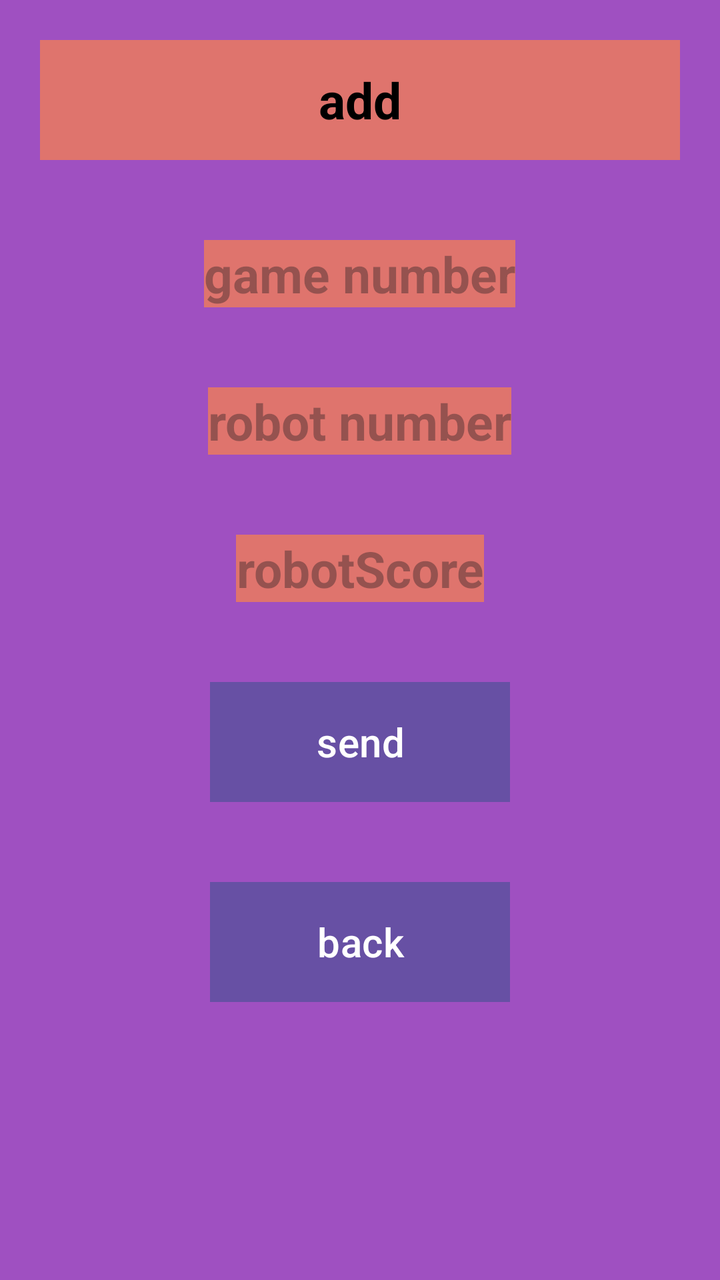
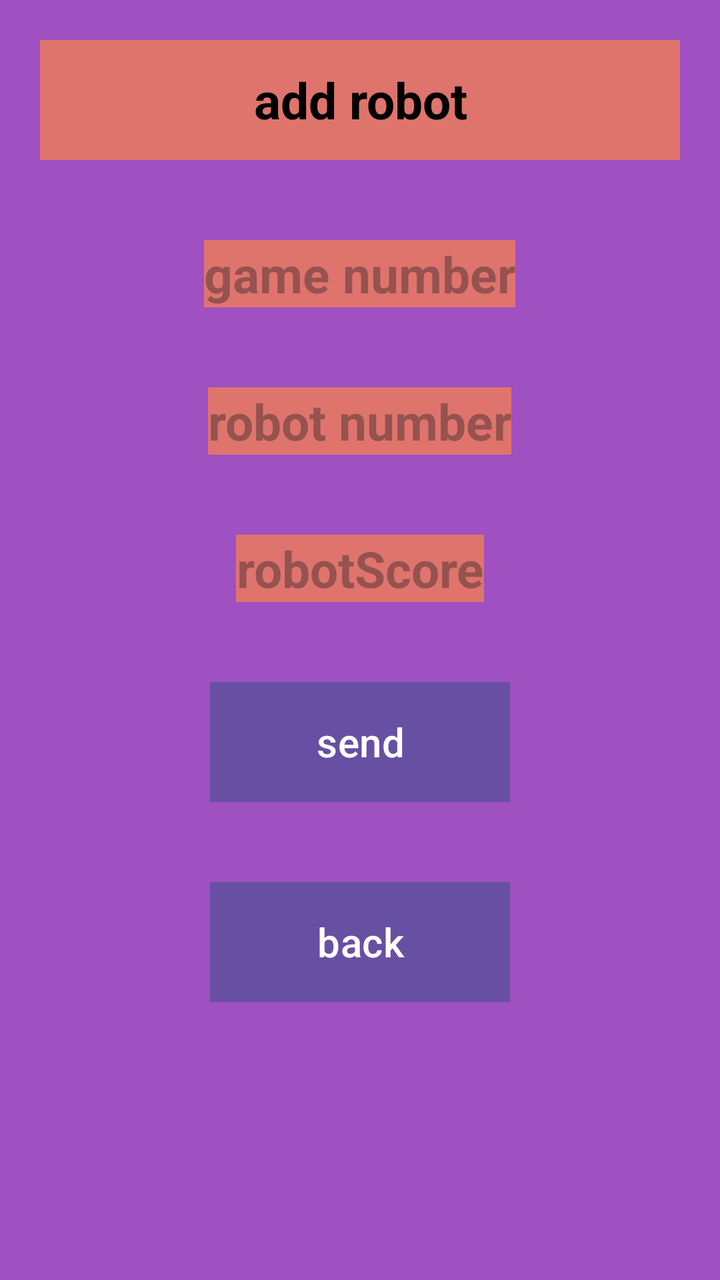

Before-and-after screenshots of an Android layout around one commit, followed by the original layout XML and the change that was made.
<!-- AndroidManifest.xml: application theme Theme.Cat -->
<!-- res/layout/activity_add_robot_in_game.xml -->
<?xml version="1.0" encoding="utf-8"?>
<LinearLayout xmlns:android="http://schemas.android.com/apk/res/android"
    xmlns:app="http://schemas.android.com/apk/res-auto"
    xmlns:tools="http://schemas.android.com/tools"
    android:layout_width="match_parent"
    android:layout_height="match_parent"
    android:orientation="vertical"
    android:background="#9F50C1"
    tools:context=".MainActivity">
    <TextView
        android:layout_width="match_parent"
        android:layout_height="60dp"
        android:layout_gravity="center"
        android:gravity="center"
        android:textSize="25sp"
        android:textColor="@color/black"
        android:textStyle="bold"
        android:text="add"
        android:layout_margin="20dp"
        android:background="#DF746D"
        />

    <EditText
        android:id="@+id/etGameNumber"
        android:layout_width="wrap_content"
        android:layout_height="wrap_content"
        android:layout_gravity="center"
        android:gravity="center"
        android:textSize="25sp"
        android:textColor="@color/black"
        android:textStyle="bold"
        android:hint="game number"
        android:layout_margin="20dp"
        android:background="#DF746D"
        />

    <EditText
        android:id="@+id/etRobotNumber"
        android:layout_width="wrap_content"
        android:layout_height="wrap_content"
        android:layout_gravity="center"
        android:gravity="center"
        android:textSize="25sp"
        android:textColor="@color/black"
        android:textStyle="bold"
        android:hint="robot number"
        android:layout_margin="20dp"
        android:background="#DF746D"
        />

    <EditText
        android:id="@+id/etRobotScore"
        android:layout_width="wrap_content"
        android:layout_height="wrap_content"
        android:layout_gravity="center"
        android:gravity="center"
        android:textSize="25sp"
        android:textColor="@color/black"
        android:textStyle="bold"
        android:hint="robotScore"
        android:layout_margin="20dp"
        android:background="#DF746D"
        />

    <Button
        android:id="@+id/btnSend"
        android:layout_width="150dp"
        android:layout_height="60dp"
        android:layout_gravity="center"
        android:layout_margin="20dp"
        android:background="#F44336"
        android:text="send"
        android:textSize="20sp" />

    <Button
        android:id="@+id/btnBack"
        android:layout_width="150dp"
        android:layout_height="60dp"
        android:layout_gravity="center"
        android:layout_margin="20dp"
        android:background="#F44336"
        android:text="back"
        android:textSize="20sp" />

</LinearLayout>
<!-- resources referenced by this layout -->
<resources>
  <color name="black">#FF000000</color>
  <style name="Theme.Cat" parent="Base.Theme.Cat" />
  <style name="Base.Theme.Cat" parent="Theme.Material3.DayNight.NoActionBar">
          
          
      </style>
</resources>

<!-- the commit's change to res/layout/activity_add_robot_in_game.xml (unified diff, before → after) -->
@@ -6,7 +6,7 @@
     android:layout_height="match_parent"
     android:orientation="vertical"
     android:background="#9F50C1"
-    tools:context=".MainActivity">
+    tools:context=".AddRobotInGame">
     <TextView
         android:layout_width="match_parent"
         android:layout_height="60dp"
@@ -15,7 +15,7 @@
         android:textSize="25sp"
         android:textColor="@color/black"
         android:textStyle="bold"
-        android:text="add"
+        android:text="add robot"
         android:layout_margin="20dp"
         android:background="#DF746D"
         />
